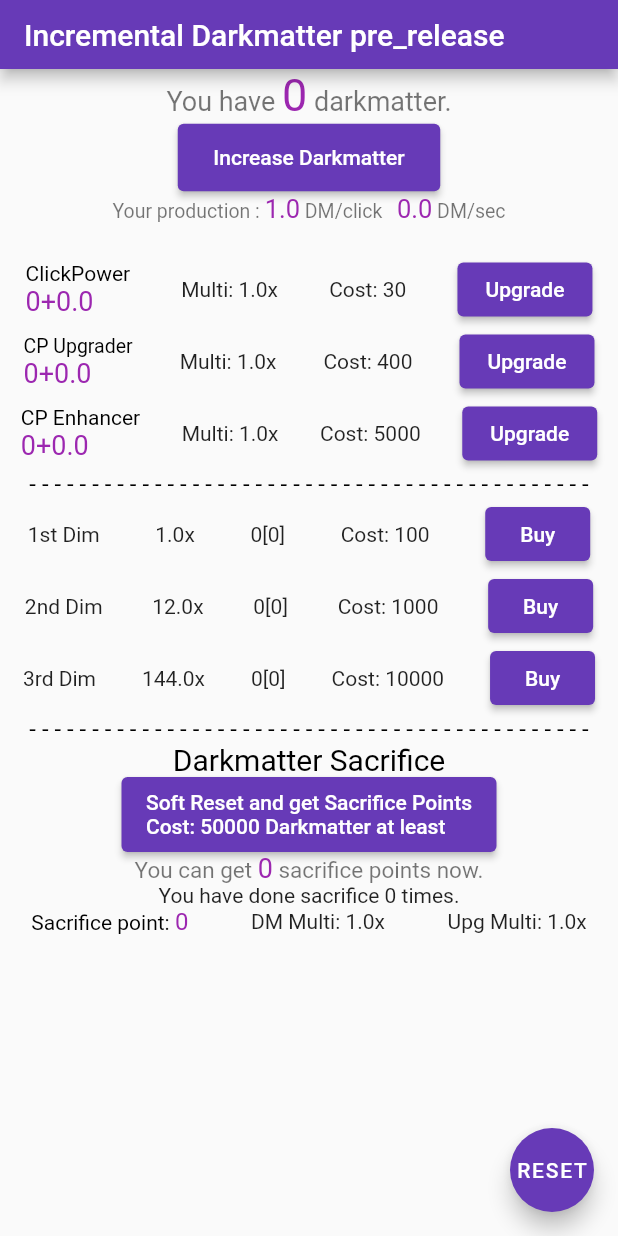
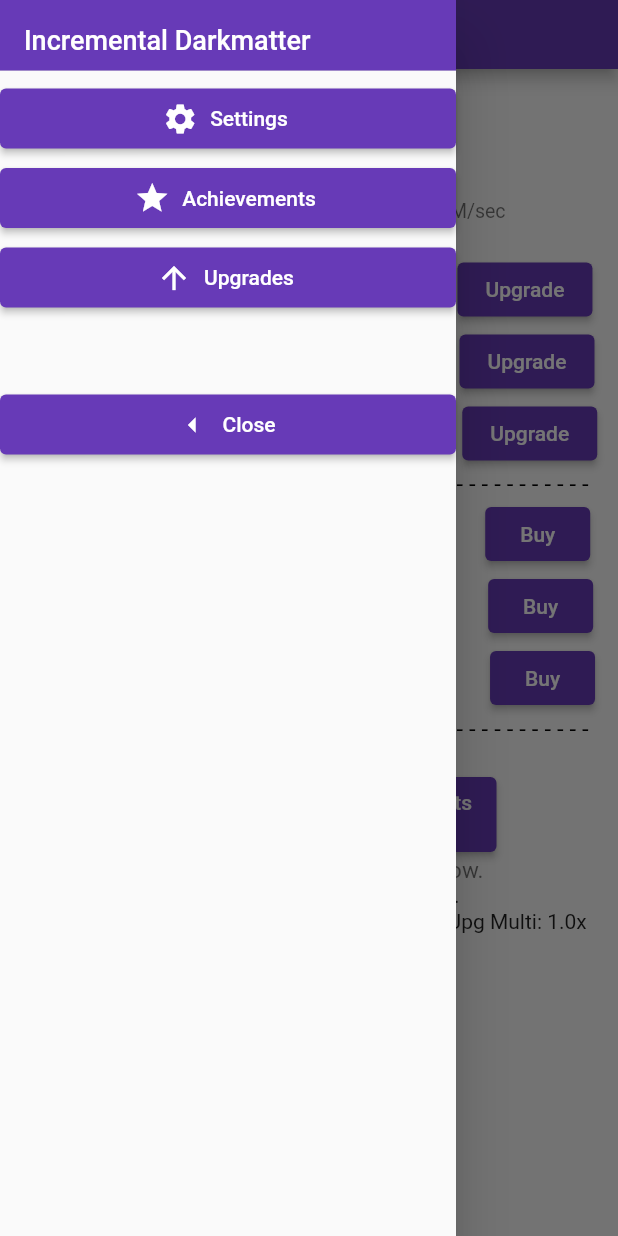
Before and after one commit to Sharpness5-main/IncrementalDarkmatterRebuilt, a Flutter app: the screen it shows after launch, with the side drawer open (before the commit the screen has no drawer), on a phone screen of 412 x 824 dp. Run offline on Flutter 3.47's test engine with Material 2 defaults, Android fonts, the light colour scheme and no system bars; our stand-ins replace flutter_riverpod, freezed_annotation.

Commit message:
Add a new file to the staging area

```diff
--- a/lib/main.dart
+++ b/lib/main.dart
@@ -1,18 +1,12 @@
 import 'package:flutter/material.dart';
 import 'package:flutter_riverpod/flutter_riverpod.dart';
+import 'package:incremental_darkmatter/screens/Achievements/achievements.dart';
+import 'package:incremental_darkmatter/screens/Settings/settings.dart';
 import 'package:incremental_darkmatter/screens/home/home.dart';
-import 'package:shared_preferences/shared_preferences.dart';
+import 'package:incremental_darkmatter/screens/upgrades/upgrades.dart';
 
-Future<void> main() async {
-  WidgetsFlutterBinding.ensureInitialized();
-  // ignore: non_constant_identifier_names
-  final SharedPreferencesProvider =
-      Provider<SharedPreferences>((_) => throw UnimplementedError());
-  runApp(ProviderScope(overrides: [
-    SharedPreferencesProvider.overrideWithValue(
-      await SharedPreferences.getInstance(),
-    ),
-  ], child: const MyApp()));
+void main() {
+  runApp(const ProviderScope(child: MyApp()));
 }
 
 class MyApp extends ConsumerWidget {
@@ -27,6 +21,12 @@ class MyApp extends ConsumerWidget {
       ),
       themeMode: ThemeMode.dark,
       home: const Home(),
+      routes: {
+        '/upgrades': (context) => const UpgradeScreen(),
+        '/achievements': (context) => const AchievementScreen(),
+        '/settings': (context) => const SettingScreen(),
+        '/main': (context) => const Home(),
+      },
     );
   }
 }
--- a/lib/screens/home/home.dart
+++ b/lib/screens/home/home.dart
@@ -1,6 +1,5 @@
 import 'package:flutter/material.dart';
 import 'package:flutter_riverpod/flutter_riverpod.dart';
-
 import '../../valueable_provider.dart';
 import 'home_notifier.dart';
 
@@ -9,7 +8,7 @@ class Home extends ConsumerWidget {
   @override
   Widget build(BuildContext context, WidgetRef ref) {
     // ignore: unused_local_variable
-    final state = ref.watch(homeRiverpodState);
+//    final state = ref.watch(homeRiverpodState);
     final homenotifier = ref.watch(homeRiverpodState.notifier);
     var dmChangeDetectStream = ref.watch(darkmatterProvider.notifier).stream;
     StreamBuilder<num>(
@@ -29,7 +28,64 @@ class Home extends ConsumerWidget {
       appBar: PreferredSize(
         preferredSize: const Size.fromHeight(46),
         child: AppBar(
-          title: const Text("Incremental Darkmatter pre_release"),
+          title: const Text("Incremental Darkmatter"),
+        ),
+      ),
+      drawer: Drawer(
+        child: ListView(
+          children: <Widget>[
+            const SizedBox(
+              height: 55,
+              child: DrawerHeader(
+                decoration: BoxDecoration(
+                  color: Colors.deepPurple,
+                ),
+                child: Text(
+                  'Incremental Darkmatter',
+                  style: TextStyle(color: Colors.white, fontSize: 18),
+                ),
+              ),
+            ),
+            ElevatedButton.icon(
+              icon: const Icon(Icons.settings),
+              label: const Text('Settings'),
+              style: ElevatedButton.styleFrom(
+                  fixedSize: const Size(200, 40), alignment: Alignment.center),
+              onPressed: () {
+                Navigator.pushNamed(context, '/settings');
+              },
+            ),
+            const SizedBox(height: 5),
+            ElevatedButton.icon(
+              icon: const Icon(Icons.star),
+              label: const Text('Achievements'),
+              style: ElevatedButton.styleFrom(
+                  fixedSize: const Size(200, 40), alignment: Alignment.center),
+              onPressed: () {
+                Navigator.pushNamed(context, '/achievements');
+              },
+            ),
+            const SizedBox(height: 5),
+            ElevatedButton.icon(
+              icon: const Icon(Icons.arrow_upward),
+              label: const Text('Upgrades'),
+              style: ElevatedButton.styleFrom(
+                  fixedSize: const Size(200, 40), alignment: Alignment.center),
+              onPressed: () {
+                Navigator.pushNamed(context, '/upgrades');
+              },
+            ),
+            const SizedBox(height: 50),
+            ElevatedButton.icon(
+              icon: const Icon(Icons.arrow_left_sharp),
+              label: const Text('Close'),
+              style: ElevatedButton.styleFrom(
+                  fixedSize: const Size(200, 40), alignment: Alignment.center),
+              onPressed: () {
+                Navigator.pop(context);
+              },
+            ),
+          ],
         ),
       ),
       body: Center(
@@ -380,10 +436,6 @@ class Home extends ConsumerWidget {
           ],
         ),
       ),
-      floatingActionButton: FloatingActionButton(
-        onPressed: homenotifier.reset,
-        child: const Text("RESET"),
-      ),
     );
   }
 }
```
Also changed, not shown: lib/screens/Achievements/achievements.dart (added, +30 -0 lines), lib/screens/Settings/settings.dart (added, +68 -0 lines), lib/screens/Settings/settings_notifier.dart (added, +104 -0 lines), lib/screens/home/home_notifier.dart (+0 -74 lines), lib/screens/upgrades/upgrades.dart (added, +47 -0 lines), lib/screens/Settings/settings_notifier.freezed.dart (added).
